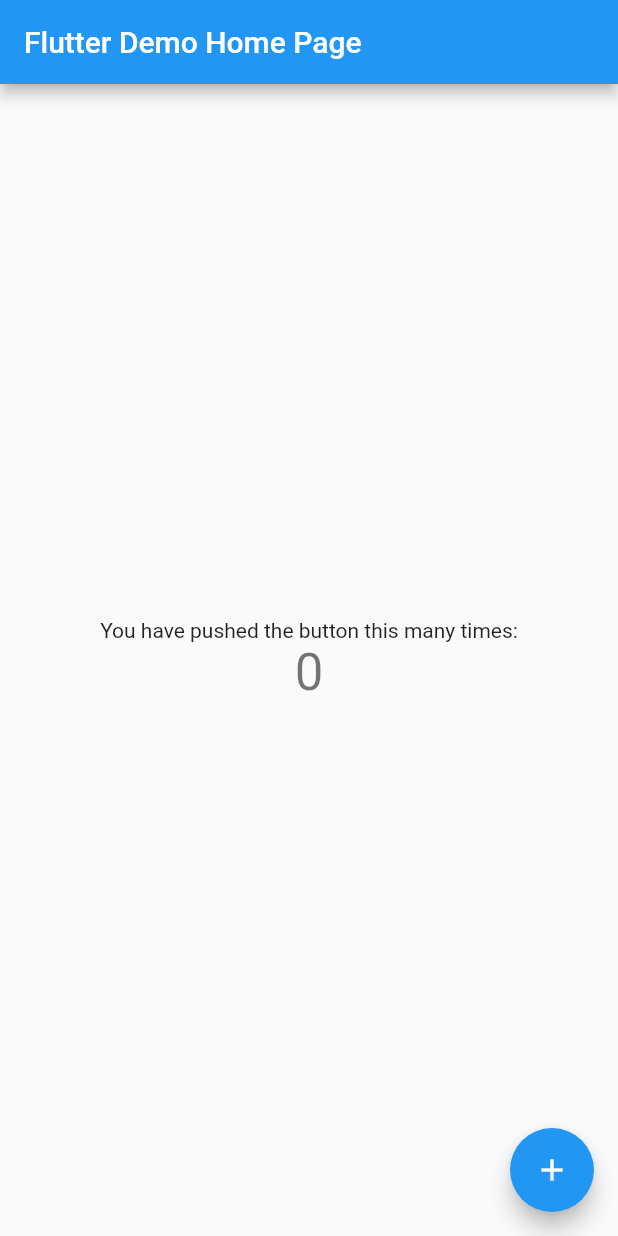
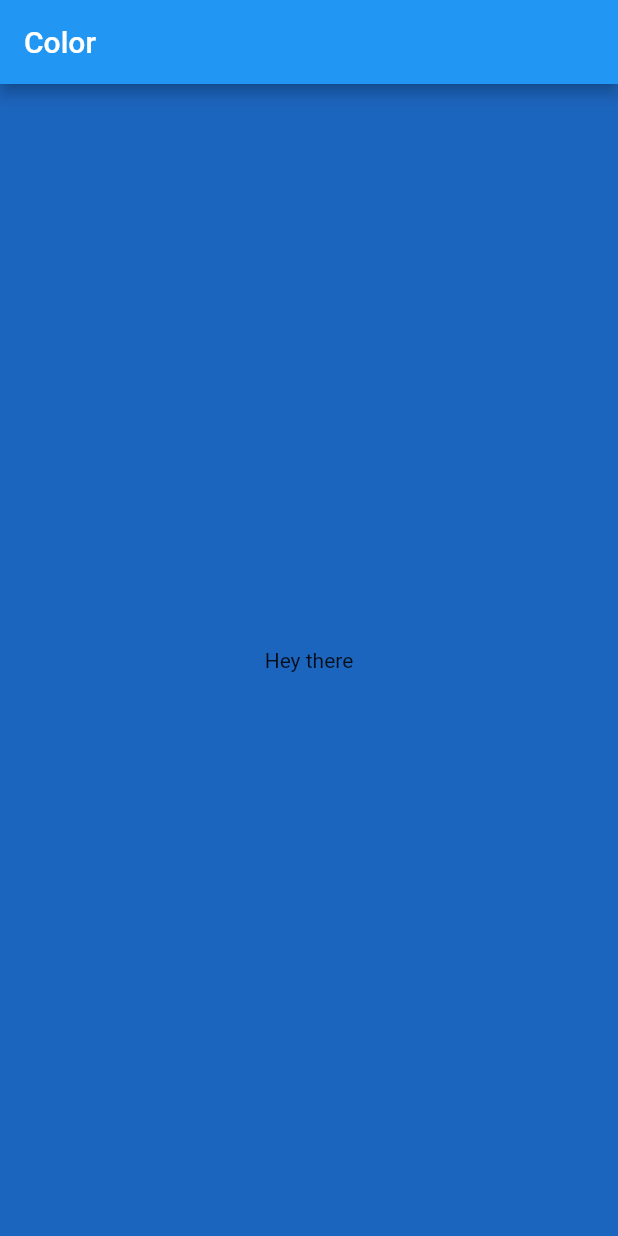
Before and after one commit to Dyska65/solid_test, a Flutter app: the screen it shows after launch, on a phone screen of 412 x 824 dp. Run offline on Flutter 3.47's test engine with Material 2 defaults, Android fonts, the phone set to English and light mode, and no system bars; our stand-ins replace flutter_bloc.

Commit message:
added the main screen and the ability to change the background

```diff
--- /dev/null
+++ b/lib/cubit/color_cubit.dart
@@ -0,0 +1,16 @@
+import 'dart:math';
+
+import 'package:flutter/material.dart';
+import 'package:flutter_bloc/flutter_bloc.dart';
+
+class ColorCubit extends Cubit<Color> {
+  ColorCubit() : super(Colors.white);
+
+  void generateColor() {
+    final random = Random();
+    final red = random.nextInt(256);
+    final green = random.nextInt(256);
+    final blue = random.nextInt(256);
+    emit(Color.fromRGBO(red, green, blue, 1));
+  }
+}
--- a/lib/main.dart
+++ b/lib/main.dart
@@ -1,115 +1,6 @@
 import 'package:flutter/material.dart';
+import 'package:solid_test/my_app.dart';
 
 void main() {
   runApp(const MyApp());
 }
-
-class MyApp extends StatelessWidget {
-  const MyApp({Key? key}) : super(key: key);
-
-  // This widget is the root of your application.
-  @override
-  Widget build(BuildContext context) {
-    return MaterialApp(
-      title: 'Flutter Demo',
-      theme: ThemeData(
-        // This is the theme of your application.
-        //
-        // Try running your application with "flutter run". You'll see the
-        // application has a blue toolbar. Then, without quitting the app, try
-        // changing the primarySwatch below to Colors.green and then invoke
-        // "hot reload" (press "r" in the console where you ran "flutter run",
-        // or simply save your changes to "hot reload" in a Flutter IDE).
-        // Notice that the counter didn't reset back to zero; the application
-        // is not restarted.
-        primarySwatch: Colors.blue,
-      ),
-      home: const MyHomePage(title: 'Flutter Demo Home Page'),
-    );
-  }
-}
-
-class MyHomePage extends StatefulWidget {
-  const MyHomePage({Key? key, required this.title}) : super(key: key);
-
-  // This widget is the home page of your application. It is stateful, meaning
-  // that it has a State object (defined below) that contains fields that affect
-  // how it looks.
-
-  // This class is the configuration for the state. It holds the values (in this
-  // case the title) provided by the parent (in this case the App widget) and
-  // used by the build method of the State. Fields in a Widget subclass are
-  // always marked "final".
-
-  final String title;
-
-  @override
-  State<MyHomePage> createState() => _MyHomePageState();
-}
-
-class _MyHomePageState extends State<MyHomePage> {
-  int _counter = 0;
-
-  void _incrementCounter() {
-    setState(() {
-      // This call to setState tells the Flutter framework that something has
-      // changed in this State, which causes it to rerun the build method below
-      // so that the display can reflect the updated values. If we changed
-      // _counter without calling setState(), then the build method would not be
-      // called again, and so nothing would appear to happen.
-      _counter++;
-    });
-  }
-
-  @override
-  Widget build(BuildContext context) {
-    // This method is rerun every time setState is called, for instance as done
-    // by the _incrementCounter method above.
-    //
-    // The Flutter framework has been optimized to make rerunning build methods
-    // fast, so that you can just rebuild anything that needs updating rather
-    // than having to individually change instances of widgets.
-    return Scaffold(
-      appBar: AppBar(
-        // Here we take the value from the MyHomePage object that was created by
-        // the App.build method, and use it to set our appbar title.
-        title: Text(widget.title),
-      ),
-      body: Center(
-        // Center is a layout widget. It takes a single child and positions it
-        // in the middle of the parent.
-        child: Column(
-          // Column is also a layout widget. It takes a list of children and
-          // arranges them vertically. By default, it sizes itself to fit its
-          // children horizontally, and tries to be as tall as its parent.
-          //
-          // Invoke "debug painting" (press "p" in the console, choose the
-          // "Toggle Debug Paint" action from the Flutter Inspector in Android
-          // Studio, or the "Toggle Debug Paint" command in Visual Studio Code)
-          // to see the wireframe for each widget.
-          //
-          // Column has various properties to control how it sizes itself and
-          // how it positions its children. Here we use mainAxisAlignment to
-          // center the children vertically; the main axis here is the vertical
-          // axis because Columns are vertical (the cross axis would be
-          // horizontal).
-          mainAxisAlignment: MainAxisAlignment.center,
-          children: <Widget>[
-            const Text(
-              'You have pushed the button this many times:',
-            ),
-            Text(
-              '$_counter',
-              style: Theme.of(context).textTheme.headline4,
-            ),
-          ],
-        ),
-      ),
-      floatingActionButton: FloatingActionButton(
-        onPressed: _incrementCounter,
-        tooltip: 'Increment',
-        child: const Icon(Icons.add),
-      ), // This trailing comma makes auto-formatting nicer for build methods.
-    );
-  }
-}
--- /dev/null
+++ b/lib/my_app.dart
@@ -0,0 +1,21 @@
+import 'package:flutter/material.dart';
+import 'package:flutter_bloc/flutter_bloc.dart';
+import 'package:solid_test/cubit/color_cubit.dart';
+import 'package:solid_test/screens/home_screen.dart';
+
+class MyApp extends StatelessWidget {
+  const MyApp({Key? key}) : super(key: key);
+
+  @override
+  Widget build(BuildContext context) {
+    return BlocProvider(
+      create: (context) => ColorCubit()..generateColor(),
+      child: MaterialApp(
+        theme: ThemeData(
+          primarySwatch: Colors.blue,
+        ),
+        home: const HomeScreen(),
+      ),
+    );
+  }
+}
--- /dev/null
+++ b/lib/screens/home_screen.dart
@@ -0,0 +1,31 @@
+import 'package:flutter/material.dart';
+import 'package:flutter_bloc/flutter_bloc.dart';
+import 'package:solid_test/cubit/color_cubit.dart';
+
+class HomeScreen extends StatefulWidget {
+  const HomeScreen({Key? key}) : super(key: key);
+
+  @override
+  State<HomeScreen> createState() => _HomeScreenState();
+}
+
+class _HomeScreenState extends State<HomeScreen> {
+  @override
+  Widget build(BuildContext context) {
+    return BlocBuilder<ColorCubit, Color>(
+      builder: (context, color) {
+        return Scaffold(
+          appBar: AppBar(title: const Text('Color')),
+          backgroundColor: color,
+          body: GestureDetector(
+            behavior: HitTestBehavior.translucent,
+            onTap: context.read<ColorCubit>().generateColor,
+            child: const Center(
+              child: Text("Hey there"),
+            ),
+          ),
+        );
+      },
+    );
+  }
+}
--- a/pubspec.yaml
+++ b/pubspec.yaml
@@ -34,6 +34,9 @@ dependencies:
   # The following adds the Cupertino Icons font to your application.
   # Use with the CupertinoIcons class for iOS style icons.
   cupertino_icons: ^1.0.2
+
+  flutter_bloc: ^8.0.1
+
 
 dev_dependencies:
   flutter_test:
```
Also changed, not shown: pubspec.lock, 1 other file.
